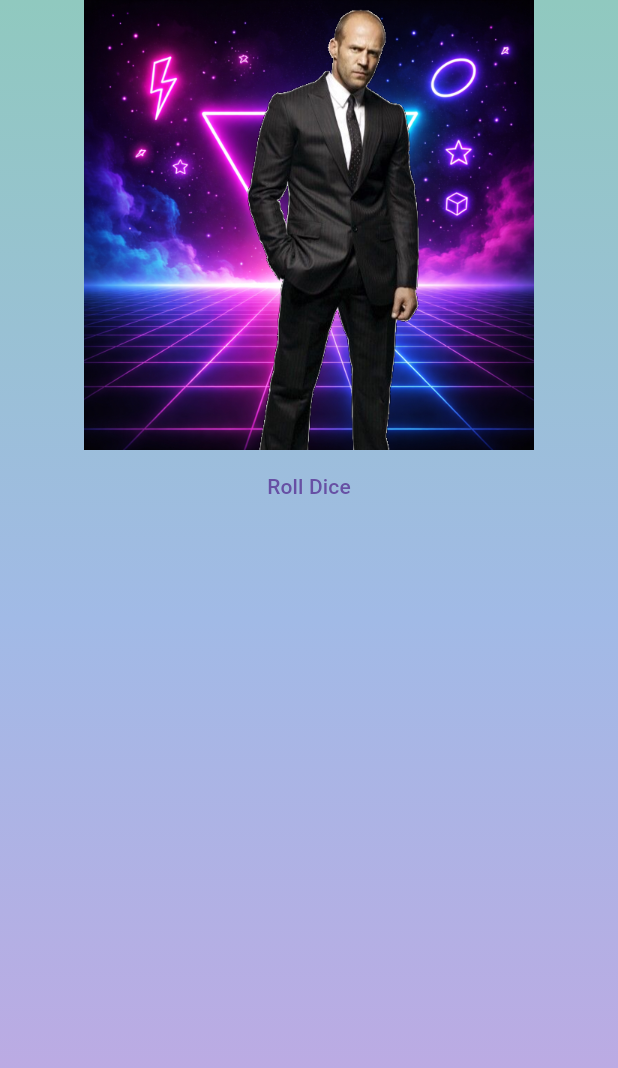
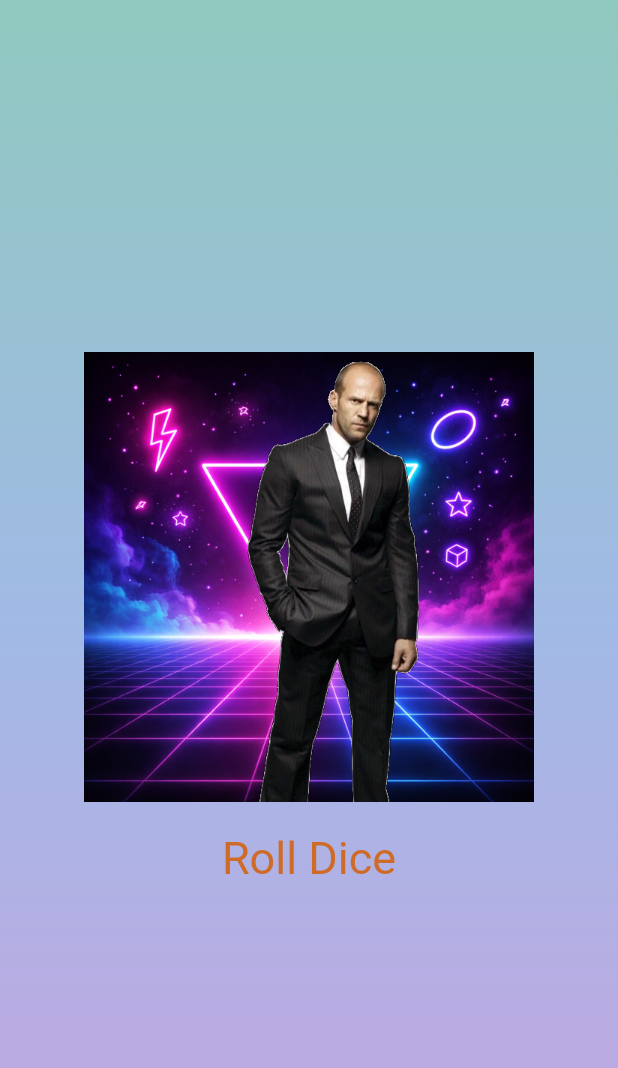
Before and after one commit to bleb-le/Flutter_Widgets, a Flutter app: the screen it shows after launch, on a phone screen of 412 x 824 dp. Shown: the top 1068 px of the screen. Run offline on Flutter 3.47's test engine with Material 3 defaults, Android fonts, the phone set to English and light mode, and no system bars.

Commit message:
Style roll button and adjust layout

```diff
--- a/lib/gradient_container.dart
+++ b/lib/gradient_container.dart
@@ -29,6 +29,7 @@ class GradientContainer extends StatelessWidget {
       ),
       child: Center(
         child: Column(
+          mainAxisSize: MainAxisSize.min,
           children: [
             Image.asset(
               'assets/images/dice-1.png',
@@ -36,6 +37,21 @@ class GradientContainer extends StatelessWidget {
             ),
             TextButton(
               onPressed: rollDice,
+              style: TextButton.styleFrom(
+                padding: const EdgeInsets.only(
+                  top: 20,
+                ),
+                foregroundColor:
+                    const Color.fromARGB(
+                      255,
+                      207,
+                      107,
+                      40,
+                    ),
+                textStyle: const TextStyle(
+                  fontSize: 30,
+                ),
+              ),
               child: Text("Roll Dice"),
             ),
           ],
```
